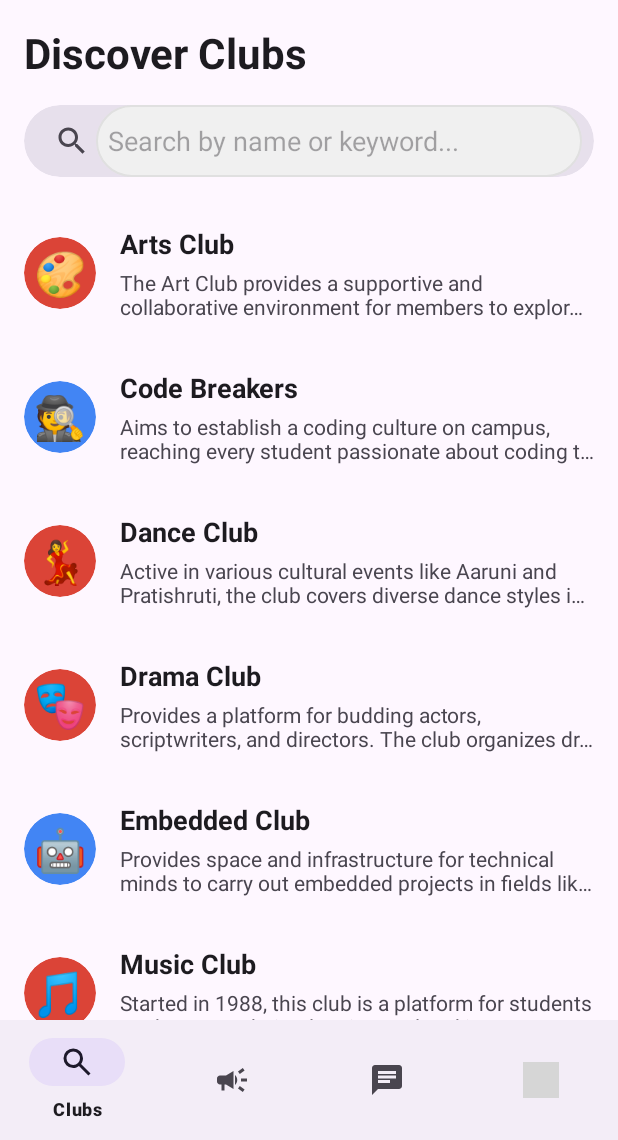
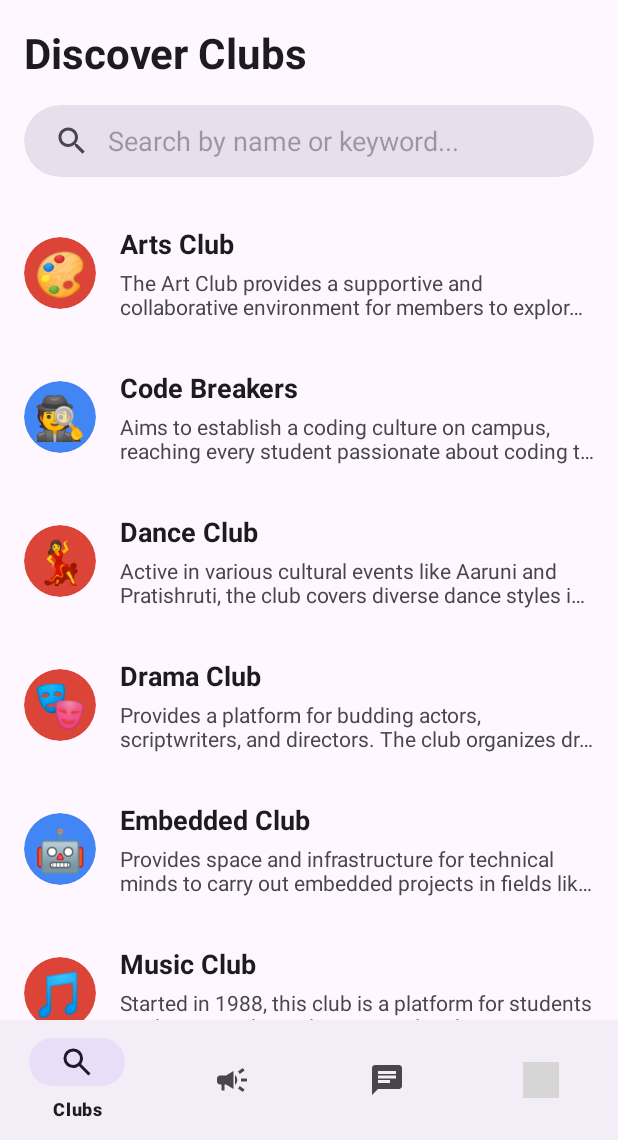
Before and after one commit to Pranav0931/rcoem-club-finder-app, an Android app: the screen it shows after launch (MainActivity), on a phone screen of 412 x 824 dp, the part 96-1236 px from its top. Run offline under Robolectric (Android 15) with nearby library versions, the phone set to English and light mode, and no system bars; grey boxes are pictures that could not be loaded.

```diff
--- a/app/src/main/res/drawable/search_view_background.xml
+++ b/app/src/main/res/drawable/search_view_background.xml
@@ -1,16 +1,12 @@
 <?xml version="1.0" encoding="utf-8"?>
-<!-- This shape defines the background for the SearchView -->
+<!-- Transparent background for the SearchView -->
 <shape xmlns:android="http://schemas.android.com/apk/res/android"
     android:shape="rectangle">
 
-    <!-- Sets a light grey background color for the search bar -->
-    <solid android:color="#F0F0F0" />
+    <!-- A transparent background color to remove the grey bar -->
+    <solid android:color="@android:color/transparent" />
 
-    <!-- Applies rounded corners to the background -->
+    <!-- Rounded corners -->
     <corners android:radius="24dp" />
 
-    <!-- (Optional) Adds a subtle border around the search bar -->
-    <stroke
-        android:width="1dp"
-        android:color="#E0E0E0" />
 </shape>
--- a/app/src/main/res/drawable/search_view_background_dark.xml
+++ b/app/src/main/res/drawable/search_view_background_dark.xml
@@ -1,11 +1,12 @@
 <?xml version="1.0" encoding="utf-8"?>
-<!-- Defines the background for the SearchView in DARK mode -->
+<!-- Transparent background for the SearchView -->
 <shape xmlns:android="http://schemas.android.com/apk/res/android"
     android:shape="rectangle">
 
-    <!-- A dark grey background that's slightly lighter than the main window -->
-    <solid android:color="#3C3C3C" />
+    <!-- A transparent background color to remove the grey bar -->
+    <solid android:color="@android:color/transparent" />
 
-    <!-- Rounded corners for the search bar -->
+    <!-- Rounded corners -->
     <corners android:radius="24dp" />
+
 </shape>
```
Also changed, not shown: 1 other file.
